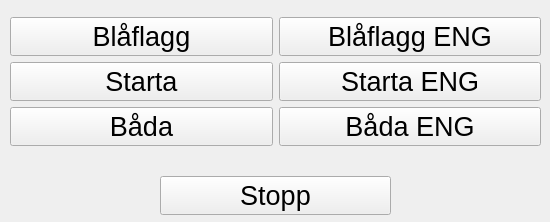
Old version of the form lib/sound_player.ui in the repository robbanostberg/sound-player.
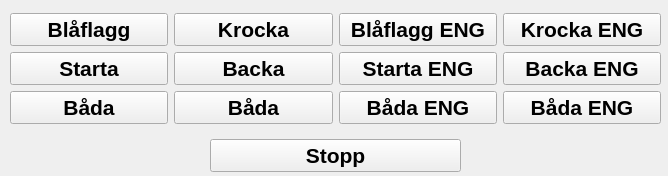
New version of the form.

What changed in the file:
```diff
--- a/lib/sound_player.ui
+++ b/lib/sound_player.ui
@@ -6,8 +6,8 @@
    <rect>
     <x>0</x>
     <y>0</y>
-    <width>550</width>
-    <height>222</height>
+    <width>668</width>
+    <height>176</height>
    </rect>
   </property>
   <property name="windowTitle">
@@ -17,47 +17,53 @@
    <property name="geometry">
     <rect>
      <x>10</x>
-     <y>9</y>
-     <width>531</width>
-     <height>145</height>
+     <y>3</y>
+     <width>651</width>
+     <height>131</height>
     </rect>
    </property>
    <layout class="QGridLayout" name="gridLayout_3">
     <item row="0" column="0">
-     <layout class="QGridLayout" name="gridLayout">
-      <item row="0" column="0">
-       <widget class="QPushButton" name="BlueFlagSV">
-        <property name="font">
-         <font>
-          <pointsize>20</pointsize>
-         </font>
-        </property>
-        <property name="text">
-         <string>Blåflagg</string>
-        </property>
-       </widget>
-      </item>
-      <item row="0" column="1">
-       <widget class="QPushButton" name="BlueFlagENG">
-        <property name="font">
-         <font>
-          <pointsize>20</pointsize>
-         </font>
-        </property>
-        <property name="text">
-         <string>Blåflagg ENG</string>
-        </property>
-       </widget>
-      </item>
+     <layout class="QGridLayout" name="btnLayout">
       <item row="1" column="1">
-       <widget class="QPushButton" name="StartENG">
+       <widget class="QPushButton" name="RevSV">
         <property name="font">
          <font>
-          <pointsize>20</pointsize>
+          <pointsize>16</pointsize>
+          <weight>75</weight>
+          <bold>true</bold>
          </font>
         </property>
         <property name="text">
-         <string>Starta ENG</string>
+         <string>Backa</string>
+        </property>
+       </widget>
+      </item>
+      <item row="0" column="1">
+       <widget class="QPushButton" name="CrashSV">
+        <property name="font">
+         <font>
+          <pointsize>16</pointsize>
+          <weight>75</weight>
+          <bold>true</bold>
+         </font>
+        </property>
+        <property name="text">
+         <string>Krocka</string>
+        </property>
+       </widget>
+      </item>
+      <item row="2" column="1">
+       <widget class="QPushButton" name="BothSV_2">
+        <property name="font">
+         <font>
+          <pointsize>16</pointsize>
+          <weight>75</weight>
+          <bold>true</bold>
+         </font>
+        </property>
+        <property name="text">
+         <string>Båda</string>
         </property>
        </widget>
       </item>
@@ -65,7 +71,9 @@
        <widget class="QPushButton" name="StartSV">
         <property name="font">
          <font>
-          <pointsize>20</pointsize>
+          <pointsize>16</pointsize>
+          <weight>75</weight>
+          <bold>true</bold>
          </font>
         </property>
         <property name="text">
@@ -73,11 +81,27 @@
         </property>
        </widget>
       </item>
+      <item row="1" column="2">
+       <widget class="QPushButton" name="StartENG">
+        <property name="font">
+         <font>
+          <pointsize>16</pointsize>
+          <weight>75</weight>
+          <bold>true</bold>
+         </font>
+        </property>
+        <property name="text">
+         <string>Starta ENG</string>
+        </property>
+       </widget>
+      </item>
       <item row="2" column="0">
        <widget class="QPushButton" name="BothSV">
         <property name="font">
          <font>
-          <pointsize>20</pointsize>
+          <pointsize>16</pointsize>
+          <weight>75</weight>
+          <bold>true</bold>
          </font>
         </property>
         <property name="text">
@@ -85,11 +109,41 @@
         </property>
        </widget>
       </item>
-      <item row="2" column="1">
+      <item row="0" column="0">
+       <widget class="QPushButton" name="BlueFlagSV">
+        <property name="font">
+         <font>
+          <pointsize>16</pointsize>
+          <weight>75</weight>
+          <bold>true</bold>
+         </font>
+        </property>
+        <property name="text">
+         <string>Blåflagg</string>
+        </property>
+       </widget>
+      </item>
+      <item row="0" column="2">
+       <widget class="QPushButton" name="BlueFlagENG">
+        <property name="font">
+         <font>
+          <pointsize>16</pointsize>
+          <weight>75</weight>
+          <bold>true</bold>
+         </font>
+        </property>
+        <property name="text">
+         <string>Blåflagg ENG</string>
+        </property>
+       </widget>
+      </item>
+      <item row="2" column="2">
        <widget class="QPushButton" name="BothENG">
         <property name="font">
          <font>
-          <pointsize>20</pointsize>
+          <pointsize>16</pointsize>
+          <weight>75</weight>
+          <bold>true</bold>
          </font>
         </property>
         <property name="text">
@@ -97,6 +151,48 @@
         </property>
        </widget>
       </item>
+      <item row="2" column="3">
+       <widget class="QPushButton" name="BothENG_2">
+        <property name="font">
+         <font>
+          <pointsize>16</pointsize>
+          <weight>75</weight>
+          <bold>true</bold>
+         </font>
+        </property>
+        <property name="text">
+         <string>Båda ENG</string>
+        </property>
+       </widget>
+      </item>
+      <item row="1" column="3">
+       <widget class="QPushButton" name="RevENG">
+        <property name="font">
+         <font>
+          <pointsize>16</pointsize>
+          <weight>75</weight>
+          <bold>true</bold>
+         </font>
+        </property>
+        <property name="text">
+         <string>Backa ENG</string>
+        </property>
+       </widget>
+      </item>
+      <item row="0" column="3">
+       <widget class="QPushButton" name="CrashENG">
+        <property name="font">
+         <font>
+          <pointsize>16</pointsize>
+          <weight>75</weight>
+          <bold>true</bold>
+         </font>
+        </property>
+        <property name="text">
+         <string>Krocka ENG</string>
+        </property>
+       </widget>
+      </item>
      </layout>
     </item>
    </layout>
@@ -105,8 +201,8 @@
    <property name="geometry">
     <rect>
      <x>10</x>
-     <y>170</y>
-     <width>531</width>
+     <y>130</y>
+     <width>651</width>
      <height>51</height>
     </rect>
    </property>
@@ -118,7 +214,7 @@
       </property>
       <property name="sizeHint" stdset="0">
        <size>
-        <width>150</width>
+        <width>200</width>
         <height>20</height>
        </size>
       </property>
@@ -134,7 +230,9 @@
       </property>
       <property name="font">
        <font>
-        <pointsize>20</pointsize>
+        <pointsize>16</pointsize>
+        <weight>75</weight>
+        <bold>true</bold>
        </font>
       </property>
       <property name="text">
@@ -149,7 +247,7 @@
       </property>
       <property name="sizeHint" stdset="0">
        <size>
-        <width>150</width>
+        <width>200</width>
         <height>20</height>
        </size>
       </property>
```
Left out of the diff: 4 changed lines with no effect on the pictures.
